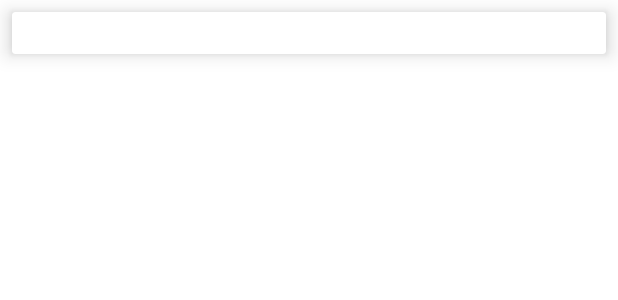
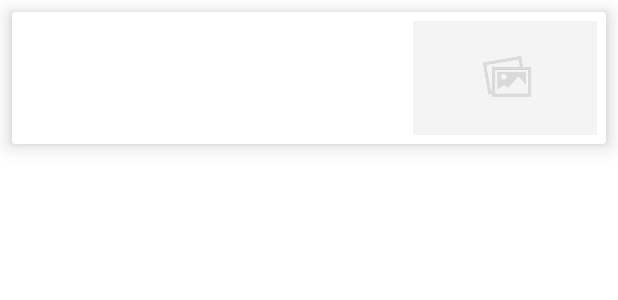
Before and after one commit to nirojfloyd/NewsApp, an Android app: the layout headline_list_items.xml on its own in the app's theme, with its tools: preview values and no code run, on a phone screen of 412 x 824 dp. Shown: the top 300 px of the screen. Run offline under Robolectric (Android 15) with nearby library versions, the phone set to English and light mode, and no system bars.

Commit message:
Worked on NewsApi

```diff
--- a/app/build.gradle
+++ b/app/build.gradle
@@ -30,6 +30,7 @@ android {
 
 dependencies {
 
+    implementation 'com.squareup.picasso:picasso:2.8'
     implementation 'androidx.appcompat:appcompat:1.5.1'
     implementation 'com.google.android.material:material:1.7.0'
     implementation 'androidx.constraintlayout:constraintlayout:2.1.4'
--- a/app/src/main/res/layout/headline_list_items.xml
+++ b/app/src/main/res/layout/headline_list_items.xml
@@ -21,9 +21,38 @@
             android:orientation="vertical"
             android:layout_margin="8dp">
 
+            <TextView
+                android:id="@+id/text_title"
+                android:layout_width="match_parent"
+                android:layout_height="wrap_content"
+                android:textSize="22sp"
+                android:textStyle="bold"
+                android:textColor="@color/black"
+                android:maxLines="3">
+
+            </TextView>
+
+            <TextView
+                android:id="@+id/text_source"
+                android:layout_width="match_parent"
+                android:layout_height="wrap_content"
+                android:textSize="18sp"
+                android:textStyle="bold"
+                android:textColor="@color/purple_500"
+                android:maxLines="1"
+                android:layout_marginTop="6dp">
+            </TextView>
+
         </LinearLayout>
+        <ImageView
+            android:id="@+id/img_headline"
+            android:layout_weight="1"
+            android:src="@drawable/not_available"
+            android:scaleType="centerCrop"
+            android:layout_width="0dp"
+            android:layout_height="match_parent">
 
-
+        </ImageView>
     </LinearLayout>
 
 </androidx.cardview.widget.CardView>
```
Also changed, not shown: app/src/main/java/com/example/newsapp/CustomAdapter.java (added, +49 -0 lines), app/src/main/java/com/example/newsapp/CustomViewHolder.java (added, +25 -0 lines), app/src/main/java/com/example/newsapp/Models/NewsApiResponse.java (added, +33 -0 lines), app/src/main/java/com/example/newsapp/Models/NewsHeadlines.java (added, +76 -0 lines), app/src/main/java/com/example/newsapp/Models/Source.java (added, +22 -0 lines), app/src/main/res/drawable/not_available.jpg (added).
